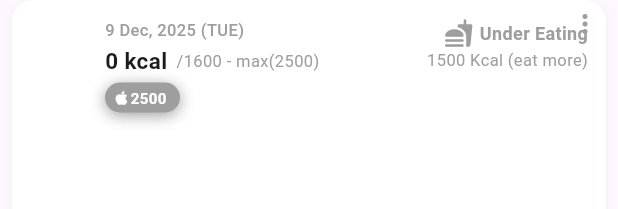
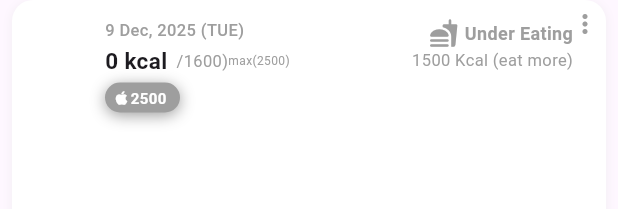
Before and after one commit to AshwaniDev101/Flutter-Calio-Firebase-Drift, a Flutter app: the _DayCard widget shown alone on an empty page, opened directly with empty values, on a phone screen of 412 x 824 dp. Shown: the top 209 px of the screen. Run offline on Flutter 3.47's test engine with Material 3 defaults, Android fonts, the phone set to English and light mode, and no system bars; our stand-ins replace cloud_firestore, firebase_core, logger, rxdart; accounts and stored records are empty; generated files the repository leaves out were written again.

Commit message:
style: refine calorie text formatting and spacing in `listview.dart`
- Split the combined calorie goal text into two separate `Text` widgets, reducing the font size of the "max" calorie value to 8 for better visual hierarchy.
- Added a `SizedBox` to introduce horizontal spacing after the status summary text.

```diff
--- a/lib/pages/user_history/widgets/listview.dart
+++ b/lib/pages/user_history/widgets/listview.dart
@@ -112,9 +112,15 @@ class _DayCard extends StatelessWidget {
                             style: const TextStyle(fontSize: 15, fontWeight: FontWeight.w700),
                           ),
                           const SizedBox(width: 6),
+
+
                           Text(
-                            '/${AppSettings.atLeastCalories} - max(${AppSettings.atMaxCalories})',
+                            '/${AppSettings.atLeastCalories})',
                             style: TextStyle(color: Colors.grey[500], fontSize: 11),
+                          ),
+                          Text(
+                            'max(${AppSettings.atMaxCalories})',
+                            style: TextStyle(color: Colors.grey[500], fontSize: 8),
                           )
                         ],
                       ),
@@ -129,6 +135,7 @@ class _DayCard extends StatelessWidget {
 
                 // Status Summary
                 getText(),
+                SizedBox(width: 10,)
               ],
             ),
           ),
```
